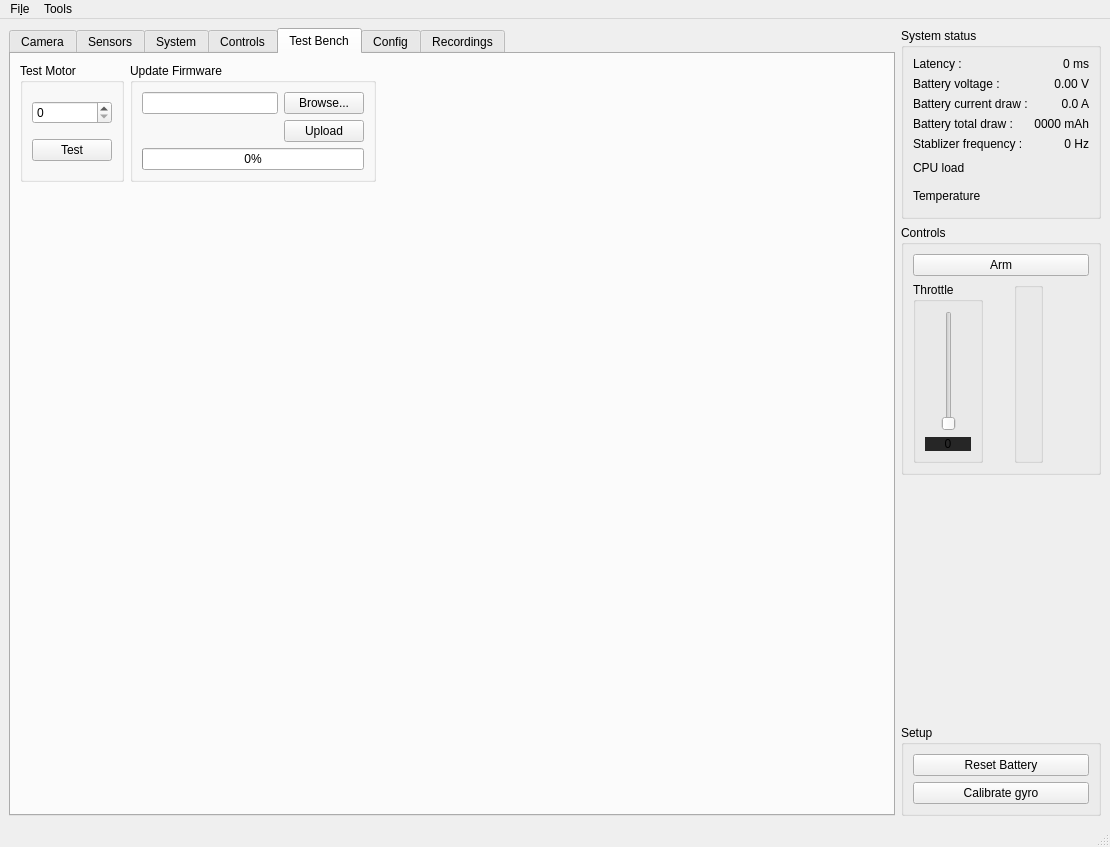
The window that controller_pc/ui/mainWindow.ui (dridri/bcflight) describes before a commit, drawn with Qt 5.
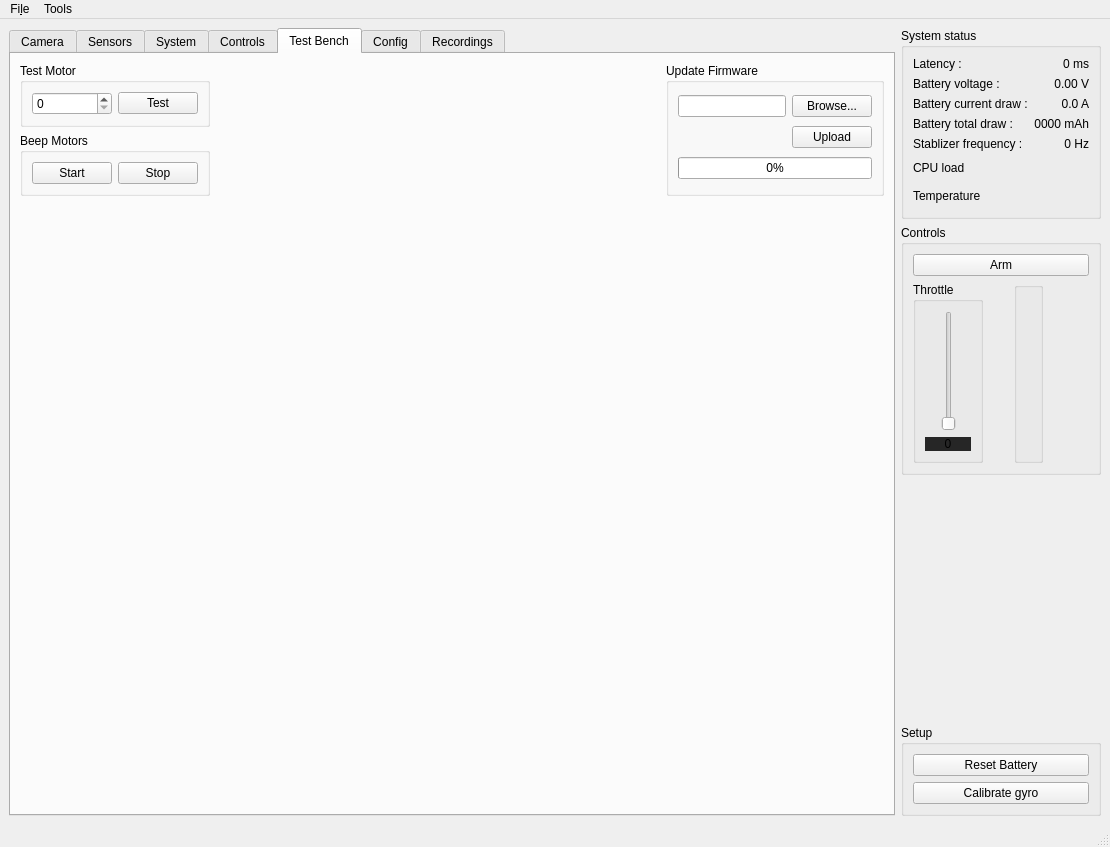
The same window after the commit. The open tabs and pages were chosen to show the change. Custom widgets are drawn as their Qt base class.

Commit message: add MOTORS_BEEP command + securely disable DSHOT signal on program crash / close

Diff of the .ui file:
```diff
--- a/controller_pc/ui/mainWindow.ui
+++ b/controller_pc/ui/mainWindow.ui
@@ -1204,7 +1204,7 @@
        <attribute name="title">
         <string>Test Bench</string>
        </attribute>
-       <layout class="QGridLayout" name="gridLayout_33">
+       <layout class="QGridLayout" name="gridLayout_38">
         <item row="0" column="0">
          <widget class="QGroupBox" name="groupBox_22">
           <property name="title">
@@ -1214,7 +1214,7 @@
            <item row="0" column="0">
             <widget class="QSpinBox" name="motorTestSpinBox"/>
            </item>
-           <item row="1" column="0">
+           <item row="0" column="1">
             <widget class="QPushButton" name="motorTestButton">
              <property name="text">
               <string>Test</string>
@@ -1224,7 +1224,56 @@
           </layout>
          </widget>
         </item>
-        <item row="0" column="1">
+        <item row="2" column="0" colspan="5">
+         <spacer name="verticalSpacer_2">
+          <property name="orientation">
+           <enum>Qt::Vertical</enum>
+          </property>
+          <property name="sizeHint" stdset="0">
+           <size>
+            <width>718</width>
+            <height>578</height>
+           </size>
+          </property>
+         </spacer>
+        </item>
+        <item row="1" column="0">
+         <widget class="QGroupBox" name="groupBox_27">
+          <property name="title">
+           <string>Beep Motors</string>
+          </property>
+          <layout class="QGridLayout" name="gridLayout_33">
+           <item row="0" column="0">
+            <widget class="QPushButton" name="motorsBeepStart">
+             <property name="text">
+              <string>Start</string>
+             </property>
+            </widget>
+           </item>
+           <item row="0" column="1">
+            <widget class="QPushButton" name="motorsBeepStop">
+             <property name="text">
+              <string>Stop</string>
+             </property>
+            </widget>
+           </item>
+          </layout>
+         </widget>
+        </item>
+        <item row="0" column="3" rowspan="2">
+         <spacer name="horizontalSpacer_8">
+          <property name="orientation">
+           <enum>Qt::Horizontal</enum>
+          </property>
+          <property name="sizeHint" stdset="0">
+           <size>
+            <width>502</width>
+            <height>20</height>
+           </size>
+          </property>
+         </spacer>
+        </item>
+        <item row="0" column="4" rowspan="2">
          <widget class="QGroupBox" name="groupBox_13">
           <property name="title">
            <string>Update Firmware</string>
@@ -1267,32 +1316,6 @@
           </layout>
          </widget>
         </item>
-        <item row="0" column="2">
-         <spacer name="horizontalSpacer_8">
-          <property name="orientation">
-           <enum>Qt::Horizontal</enum>
-          </property>
-          <property name="sizeHint" stdset="0">
-           <size>
-            <width>502</width>
-            <height>20</height>
-           </size>
-          </property>
-         </spacer>
-        </item>
-        <item row="1" column="0" colspan="3">
-         <spacer name="verticalSpacer_2">
-          <property name="orientation">
-           <enum>Qt::Vertical</enum>
-          </property>
-          <property name="sizeHint" stdset="0">
-           <size>
-            <width>718</width>
-            <height>578</height>
-           </size>
-          </property>
-         </spacer>
-        </item>
        </layout>
       </widget>
       <widget class="QWidget" name="tab_5">
```
The commit also changes 21 other files.
